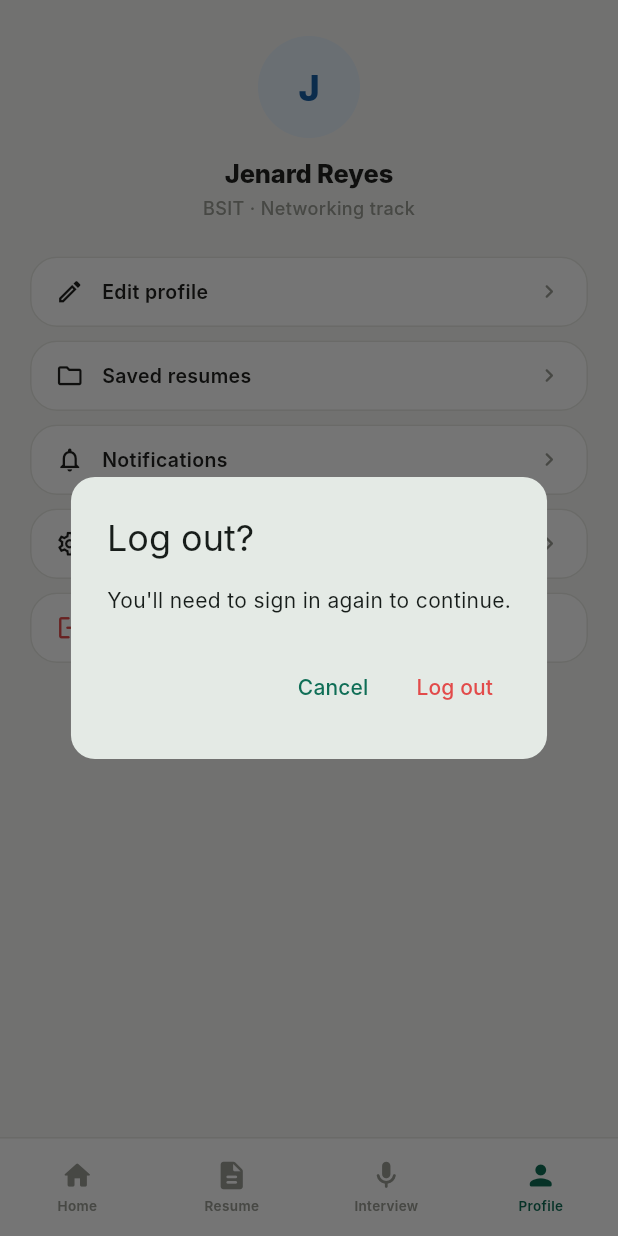
After one commit to rjbicera/Capstone-Career-Ready-Application, a Flutter app: the MainNavigation screen opened directly, item 4 of the bottom bar chosen, after a tap on "Log out", on a phone screen of 412 x 824 dp. The commit adds this screen. Run offline on Flutter 3.47's test engine with Material 3 defaults, Android fonts, the phone set to English and light mode, and no system bars; Roboto replaces fonts that are missing (Inter).

Commit message:
Bagong changes, bagong screens, nakalagay na yung login access email jenard@gmail.com tapos pass 12345678n

```diff
--- /dev/null
+++ b/mobile/lib/screens/home_screen.dart
@@ -0,0 +1,268 @@
+import 'package:flutter/material.dart';
+import '../theme/app_theme.dart';
+
+class _ProgressCard {
+  const _ProgressCard({
+    required this.icon,
+    required this.bg,
+    required this.accent,
+    required this.title,
+    required this.subtitle,
+  });
+
+  final IconData icon;
+  final Color bg;
+  final Color accent;
+  final String title;
+  final String subtitle;
+}
+
+class HomeScreen extends StatefulWidget {
+  const HomeScreen({super.key, this.userName = 'Jenard', this.readiness = 0.72});
+
+  final String userName;
+  final double readiness; // 0.0 - 1.0
+
+  @override
+  State<HomeScreen> createState() => _HomeScreenState();
+}
+
+class _HomeScreenState extends State<HomeScreen> {
+  final _carouselController = PageController(viewportFraction: 0.8);
+  int _carouselIndex = 0;
+
+  static const _cards = [
+    _ProgressCard(
+      icon: Icons.description_rounded,
+      bg: AppColors.primaryLight,
+      accent: AppColors.primary,
+      title: 'Resume analysis',
+      subtitle: '2 suggestions pending',
+    ),
+    _ProgressCard(
+      icon: Icons.mic_rounded,
+      bg: AppColors.blueLight,
+      accent: AppColors.blue,
+      title: 'Mock interview',
+      subtitle: 'Not started',
+    ),
+    _ProgressCard(
+      icon: Icons.bar_chart_rounded,
+      bg: AppColors.primaryLight,
+      accent: AppColors.primary,
+      title: 'Skills assessment',
+      subtitle: '64% complete',
+    ),
+  ];
+
+  @override
+  void dispose() {
+    _carouselController.dispose();
+    super.dispose();
+  }
+
+  String get _greeting {
+    final hour = DateTime.now().hour;
+    if (hour < 12) return 'Good morning';
+    if (hour < 18) return 'Good afternoon';
+    return 'Good evening';
+  }
+
+  @override
+  Widget build(BuildContext context) {
+    return SafeArea(
+      child: SingleChildScrollView(
+        padding: const EdgeInsets.fromLTRB(20, 16, 20, 24),
+        child: Column(
+          crossAxisAlignment: CrossAxisAlignment.start,
+          children: [
+            // Greeting row
+            Row(
+              mainAxisAlignment: MainAxisAlignment.spaceBetween,
+              children: [
+                Column(
+                  crossAxisAlignment: CrossAxisAlignment.start,
+                  children: [
+                    Text(_greeting, style: AppTextStyles.caption),
+                    Text(widget.userName, style: AppTextStyles.title),
+                  ],
+                ),
+                CircleAvatar(
+                  radius: 20,
+                  backgroundColor: AppColors.blueLight,
+                  child: Text(
+                    widget.userName.isNotEmpty
+                        ? widget.userName[0].toUpperCase()
+                        : '?',
+                    style: const TextStyle(
+                      color: AppColors.blue,
+                      fontWeight: FontWeight.w700,
+                    ),
+                  ),
+                ),
+              ],
+            ),
+            const SizedBox(height: 22),
+
+            // Readiness ring card — the ONE headline stat, kept simple
+            // on purpose so the dashboard doesn't overwhelm.
+            Container(
+              padding: const EdgeInsets.all(16),
+              decoration: BoxDecoration(
+                color: Colors.white,
+                borderRadius: BorderRadius.circular(AppRadius.card),
+                border: Border.all(color: AppColors.border),
+              ),
+              child: Row(
+                children: [
+                  SizedBox(
+                    width: 64,
+                    height: 64,
+                    child: Stack(
+                      alignment: Alignment.center,
+                      children: [
+                        SizedBox(
+                          width: 64,
+                          height: 64,
+                          child: CircularProgressIndicator(
+                            value: widget.readiness,
+                            strokeWidth: 6,
+                            backgroundColor: AppColors.border,
+                            valueColor: const AlwaysStoppedAnimation(
+                              AppColors.primary,
+                            ),
+                          ),
+                        ),
+                      ],
+                    ),
+                  ),
+                  const SizedBox(width: 14),
+                  Column(
+                    crossAxisAlignment: CrossAxisAlignment.start,
+                    children: [
+                      const Text(
+                        'Overall readiness',
+                        style: AppTextStyles.caption,
+                      ),
+                      const SizedBox(height: 2),
+                      Text.rich(
+                        TextSpan(
+                          text: '${(widget.readiness * 100).round()}',
+                          style: const TextStyle(
+                            fontSize: 22,
+                            fontWeight: FontWeight.w800,
+                            color: AppColors.textPrimary,
+                          ),
+                          children: const [
+                            TextSpan(
+                              text: '%',
+                              style: TextStyle(
+                                fontSize: 13,
+                                fontWeight: FontWeight.w500,
+                                color: AppColors.textMuted,
+                              ),
+                            ),
+                          ],
+                        ),
+                      ),
+                    ],
+                  ),
+                ],
+              ),
+            ),
+            const SizedBox(height: 26),
+
+            Row(
+              mainAxisAlignment: MainAxisAlignment.spaceBetween,
+              children: [
+                const Text('Continue prep', style: AppTextStyles.title),
+                Text(
+                  'swipe →',
+                  style: AppTextStyles.caption.copyWith(
+                    color: AppColors.textMuted,
+                  ),
+                ),
+              ],
+            ),
+            const SizedBox(height: 12),
+
+            // Swipeable progress carousel.
+            SizedBox(
+              height: 128,
+              child: PageView.builder(
+                controller: _carouselController,
+                itemCount: _cards.length,
+                onPageChanged: (i) => setState(() => _carouselIndex = i),
+                itemBuilder: (context, index) {
+                  final card = _cards[index];
+                  return Padding(
+                    padding: const EdgeInsets.only(right: 12),
+                    child: Container(
+                      padding: const EdgeInsets.all(16),
+                      decoration: BoxDecoration(
+                        color: card.bg,
+                        borderRadius: BorderRadius.circular(AppRadius.card),
+                      ),
+                      child: Column(
+                        crossAxisAlignment: CrossAxisAlignment.start,
+                        children: [
+                          Container(
+                            width: 34,
+                            height: 34,
+                            decoration: BoxDecoration(
+                              color: card.accent,
+                              borderRadius: BorderRadius.circular(10),
+                            ),
+                            child: Icon(
+                              card.icon,
+                              size: 18,
+                              color: Colors.white,
+                            ),
+                          ),
+                          const Spacer(),
+                          Text(
+                            card.title,
+                            style: const TextStyle(
+                              fontSize: 13,
+                              fontWeight: FontWeight.w700,
+                              color: AppColors.textPrimary,
+                            ),
+                          ),
+                          const SizedBox(height: 2),
+                          Text(
+                            card.subtitle,
+                            style: AppTextStyles.caption.copyWith(
+                              fontSize: 11,
+                            ),
+                          ),
+                        ],
+                      ),
+                    ),
+                  );
+                },
+              ),
+            ),
+            const SizedBox(height: 10),
+
+            Row(
+              mainAxisAlignment: MainAxisAlignment.center,
+              children: List.generate(_cards.length, (index) {
+                final isActive = index == _carouselIndex;
+                return AnimatedContainer(
+                  duration: const Duration(milliseconds: 200),
+                  margin: const EdgeInsets.symmetric(horizontal: 3),
+                  width: isActive ? 16 : 6,
+                  height: 6,
+                  decoration: BoxDecoration(
+                    color: isActive ? AppColors.primary : AppColors.border,
+                    borderRadius: BorderRadius.circular(4),
+                  ),
+                );
+              }),
+            ),
+          ],
+        ),
+      ),
+    );
+  }
+}
--- a/mobile/lib/screens/login_screen.dart
+++ b/mobile/lib/screens/login_screen.dart
@@ -1,5 +1,6 @@
 import 'package:flutter/material.dart';
 import '../theme/app_theme.dart';
+import 'main_navigation.dart';
 
 class LoginScreen extends StatefulWidget {
   const LoginScreen({super.key});
@@ -13,6 +14,12 @@ class _LoginScreenState extends State<LoginScreen> {
   final _passwordController = TextEditingController();
   bool _obscurePassword = true;
   bool _isSubmitting = false;
+  String? _errorText;
+
+  // TEMP: hardcoded test account for development only.
+  // Remove this once Firebase Auth is wired in.
+  static const _tempEmail = 'jenard@gmail.com';
+  static const _tempPassword = '12345678';
 
   @override
   void dispose() {
@@ -22,10 +29,33 @@ class _LoginScreenState extends State<LoginScreen> {
   }
 
   Future<void> _handleSignIn() async {
-    setState(() => _isSubmitting = true);
-    // TODO: wire this up to your Firebase Auth call.
-    await Future.delayed(const Duration(milliseconds: 800));
-    if (mounted) setState(() => _isSubmitting = false);
+    setState(() {
+      _isSubmitting = true;
+      _errorText = null;
+    });
+
+    // TODO: replace this whole block with your Firebase Auth sign-in call.
+    await Future.delayed(const Duration(milliseconds: 600));
+
+    final email = _emailController.text.trim();
+    final password = _passwordController.text;
+    final isValid = email == _tempEmail && password == _tempPassword;
+
+    if (!mounted) return;
+
+    if (!isValid) {
+      setState(() {
+        _isSubmitting = false;
+        _errorText = 'Incorrect email or password.';
+      });
+      return;
+    }
+
+    setState(() => _isSubmitting = false);
+    Navigator.of(context).pushAndRemoveUntil(
+      MaterialPageRoute(builder: (_) => const MainNavigation()),
+      (route) => false,
+    );
   }
 
   @override
@@ -50,7 +80,7 @@ class _LoginScreenState extends State<LoginScreen> {
               TextField(
                 controller: _emailController,
                 keyboardType: TextInputType.emailAddress,
-                decoration: const InputDecoration(hintText: 'jane@email.com'),
+                decoration: const InputDecoration(hintText: 'jenard@gmail.com'),
               ),
               const SizedBox(height: 16),
 
@@ -75,6 +105,18 @@ class _LoginScreenState extends State<LoginScreen> {
                   ),
                 ),
               ),
+
+              if (_errorText != null) ...[
+                const SizedBox(height: 10),
+                Text(
+                  _errorText!,
+                  style: const TextStyle(
+                    color: AppColors.danger,
+                    fontSize: 12,
+                    fontWeight: FontWeight.w600,
+                  ),
+                ),
+              ],
 
               Align(
                 alignment: Alignment.centerRight,
--- /dev/null
+++ b/mobile/lib/screens/main_navigation.dart
@@ -0,0 +1,58 @@
+import 'package:flutter/material.dart';
+import '../theme/app_theme.dart';
+import '../widgets/bottom_nav_bar.dart';
+import 'home_screen.dart';
+import 'profile_screen.dart';
+
+/// Wraps the tabbed section of the app (after login) with a shared
+/// bottom nav bar. Add ResumeScreen/InterviewScreen into _screens
+/// once they're built — the placeholders keep tapping those tabs
+/// from crashing in the meantime.
+class MainNavigation extends StatefulWidget {
+  const MainNavigation({super.key});
+
+  @override
+  State<MainNavigation> createState() => _MainNavigationState();
+}
+
+class _MainNavigationState extends State<MainNavigation> {
+  int _currentIndex = 0;
+
+  final _screens = const [
+    HomeScreen(),
+    _ComingSoonScreen(label: 'Resume analysis'),
+    _ComingSoonScreen(label: 'Mock interview'),
+    ProfileScreen(),
+  ];
+
+  @override
+  Widget build(BuildContext context) {
+    return Scaffold(
+      body: IndexedStack(
+        index: _currentIndex,
+        children: _screens,
+      ),
+      bottomNavigationBar: AppBottomNavBar(
+        currentIndex: _currentIndex,
+        onTap: (index) => setState(() => _currentIndex = index),
+      ),
+    );
+  }
+}
+
+class _ComingSoonScreen extends StatelessWidget {
+  const _ComingSoonScreen({required this.label});
+  final String label;
+
+  @override
+  Widget build(BuildContext context) {
+    return SafeArea(
+      child: Center(
+        child: Text(
+          '$label — coming soon',
+          style: AppTextStyles.body.copyWith(color: AppColors.textMuted),
+        ),
+      ),
+    );
+  }
+}
--- /dev/null
+++ b/mobile/lib/screens/profile_screen.dart
@@ -0,0 +1,170 @@
+import 'package:flutter/material.dart';
+import '../theme/app_theme.dart';
+import 'login_screen.dart';
+
+class _MenuAction {
+  const _MenuAction({
+    required this.icon,
+    required this.label,
+    this.isDestructive = false,
+  });
+
+  final IconData icon;
+  final String label;
+  final bool isDestructive;
+}
+
+class ProfileScreen extends StatelessWidget {
+  const ProfileScreen({
+    super.key,
+    this.userName = 'Jenard Reyes',
+    this.userSubtitle = 'BSIT · Networking track',
+  });
+
+  final String userName;
+  final String userSubtitle;
+
+  static const _actions = [
+    _MenuAction(icon: Icons.edit_outlined, label: 'Edit profile'),
+    _MenuAction(icon: Icons.folder_outlined, label: 'Saved resumes'),
+    _MenuAction(icon: Icons.notifications_outlined, label: 'Notifications'),
+    _MenuAction(icon: Icons.settings_outlined, label: 'Settings'),
+  ];
+
+  void _handleLogout(BuildContext context) {
+    showDialog(
+      context: context,
+      builder: (dialogContext) => AlertDialog(
+        shape: RoundedRectangleBorder(
+          borderRadius: BorderRadius.circular(16),
+        ),
+        title: const Text('Log out?'),
+        content: const Text('You\'ll need to sign in again to continue.'),
+        actions: [
+          TextButton(
+            onPressed: () => Navigator.of(dialogContext).pop(),
+            child: const Text('Cancel'),
+          ),
+          TextButton(
+            onPressed: () {
+              Navigator.of(dialogContext).pop();
+              // TODO: call your Firebase Auth signOut() here.
+              Navigator.of(context).pushAndRemoveUntil(
+                MaterialPageRoute(builder: (_) => const LoginScreen()),
+                (route) => false,
+              );
+            },
+            style: TextButton.styleFrom(foregroundColor: AppColors.danger),
+            child: const Text('Log out'),
+          ),
+        ],
+      ),
+    );
+  }
+
+  @override
+  Widget build(BuildContext context) {
+    return SafeArea(
+      child: SingleChildScrollView(
+        padding: const EdgeInsets.fromLTRB(20, 24, 20, 24),
+        child: Column(
+          children: [
+            CircleAvatar(
+              radius: 34,
+              backgroundColor: AppColors.blueLight,
+              child: Text(
+                userName.isNotEmpty ? userName[0].toUpperCase() : '?',
+                style: const TextStyle(
+                  color: AppColors.blue,
+                  fontWeight: FontWeight.w800,
+                  fontSize: 24,
+                ),
+              ),
+            ),
+            const SizedBox(height: 12),
+            Text(
+              userName,
+              style: AppTextStyles.title.copyWith(fontSize: 17),
+            ),
+            const SizedBox(height: 2),
+            Text(
+              userSubtitle,
+              style: AppTextStyles.caption.copyWith(color: AppColors.textMuted),
+            ),
+            const SizedBox(height: 24),
+
+            ..._actions.map(
+              (action) => Padding(
+                padding: const EdgeInsets.only(bottom: 9),
+                child: _MenuTile(
+                  action: action,
+                  onTap: () {
+                    // TODO: route to the relevant screen for this action.
+                  },
+                ),
+              ),
+            ),
+            _MenuTile(
+              action: const _MenuAction(
+                icon: Icons.logout_rounded,
+                label: 'Log out',
+                isDestructive: true,
+              ),
+              onTap: () => _handleLogout(context),
+            ),
+          ],
+        ),
+      ),
+    );
+  }
+}
+
+class _MenuTile extends StatelessWidget {
+  const _MenuTile({required this.action, required this.onTap});
+
+  final _MenuAction action;
+  final VoidCallback onTap;
+
+  @override
+  Widget build(BuildContext context) {
+    final color = action.isDestructive ? AppColors.danger : AppColors.textPrimary;
+
+    return Material(
+      color: Colors.white,
+      borderRadius: BorderRadius.circular(AppRadius.card),
+      child: InkWell(
+        borderRadius: BorderRadius.circular(AppRadius.card),
+        onTap: onTap,
+        child: Container(
+          padding: const EdgeInsets.symmetric(horizontal: 16, vertical: 13),
+          decoration: BoxDecoration(
+            borderRadius: BorderRadius.circular(AppRadius.card),
+            border: Border.all(color: AppColors.border),
+          ),
+          child: Row(
+            children: [
+              Icon(action.icon, size: 19, color: color),
+              const SizedBox(width: 12),
+              Expanded(
+                child: Text(
+                  action.label,
+                  style: TextStyle(
+                    fontSize: 13,
+                    fontWeight: FontWeight.w600,
+                    color: color,
+                  ),
+                ),
+              ),
+              if (!action.isDestructive)
+                const Icon(
+                  Icons.chevron_right_rounded,
+                  size: 18,
+                  color: AppColors.textMuted,
+                ),
+            ],
+          ),
+        ),
+      ),
+    );
+  }
+}
--- /dev/null
+++ b/mobile/lib/widgets/bottom_nav_bar.dart
@@ -0,0 +1,66 @@
+import 'package:flutter/material.dart';
+import '../theme/app_theme.dart';
+
+class NavItem {
+  const NavItem({required this.icon, required this.label});
+  final IconData icon;
+  final String label;
+}
+
+class AppBottomNavBar extends StatelessWidget {
+  const AppBottomNavBar({
+    super.key,
+    required this.currentIndex,
+    required this.onTap,
+  });
+
+  final int currentIndex;
+  final ValueChanged<int> onTap;
+
+  static const _items = [
+    NavItem(icon: Icons.home_rounded, label: 'Home'),
+    NavItem(icon: Icons.description_rounded, label: 'Resume'),
+    NavItem(icon: Icons.mic_rounded, label: 'Interview'),
+    NavItem(icon: Icons.person_rounded, label: 'Profile'),
+  ];
+
+  @override
+  Widget build(BuildContext context) {
+    return Container(
+      height: 66,
+      decoration: const BoxDecoration(
+        color: Colors.white,
+        border: Border(top: BorderSide(color: AppColors.border)),
+      ),
+      child: Row(
+        mainAxisAlignment: MainAxisAlignment.spaceAround,
+        children: List.generate(_items.length, (index) {
+          final item = _items[index];
+          final isActive = index == currentIndex;
+          final color = isActive ? AppColors.primary : AppColors.textMuted;
+
+          return Expanded(
+            child: InkWell(
+              onTap: () => onTap(index),
+              child: Column(
+                mainAxisAlignment: MainAxisAlignment.center,
+                children: [
+                  Icon(item.icon, size: 22, color: color),
+                  const SizedBox(height: 3),
+                  Text(
+                    item.label,
+                    style: TextStyle(
+                      fontSize: 9,
+                      fontWeight: FontWeight.w600,
+                      color: color,
+                    ),
+                  ),
+                ],
+              ),
+            ),
+          );
+        }),
+      ),
+    );
+  }
+}
```
Also changed, not shown: mobile/lib/screens/onboarding_screen.dart (+6 -4 lines).
